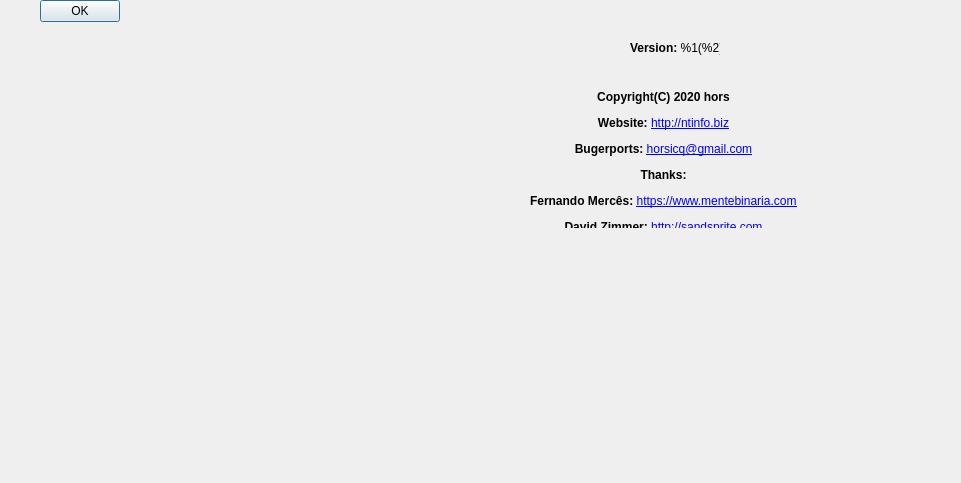
Before: the Qt Designer form gui_source/dialogabout.ui in horsicq/XAPKDetector, drawn with Qt 5.
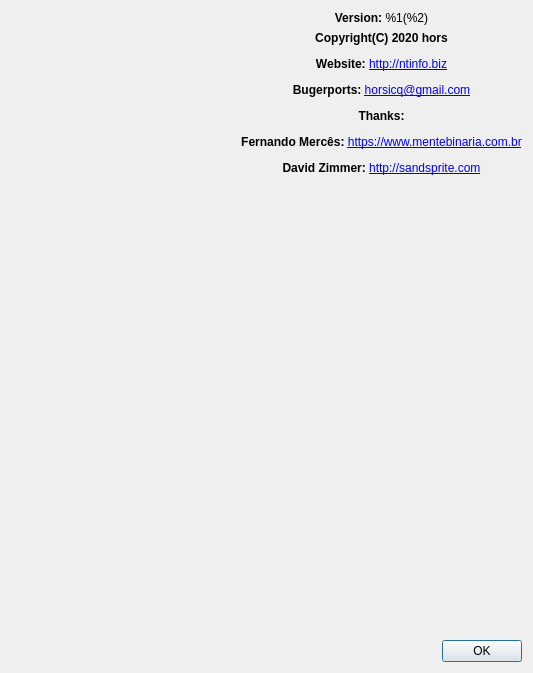
After: the same form once the commit is applied. Icons and pictures are not drawn.

```diff
--- a/gui_source/dialogabout.ui
+++ b/gui_source/dialogabout.ui
@@ -9,8 +9,8 @@
    <rect>
     <x>0</x>
     <y>0</y>
-    <width>961</width>
-    <height>483</height>
+    <width>533</width>
+    <height>673</height>
    </rect>
   </property>
   <property name="windowTitle">
@@ -19,67 +19,11 @@
   <property name="modal">
    <bool>true</bool>
   </property>
-  <widget class="QLabel" name="labelVersion">
-   <property name="geometry">
-    <rect>
-     <x>630</x>
-     <y>40</y>
-     <width>90</width>
-     <height>16</height>
-    </rect>
-   </property>
-   <property name="text">
-    <string>&lt;html&gt;&lt;head/&gt;&lt;body&gt;&lt;p align=&quot;center&quot;&gt;&lt;span style=&quot; font-weight:600;&quot;&gt;Version:&lt;/span&gt; %1(%2)&lt;/p&gt;&lt;/body&gt;&lt;/html&gt;</string>
-   </property>
-   <property name="textFormat">
-    <enum>Qt::AutoText</enum>
-   </property>
-  </widget>
-  <widget class="QLabel" name="labelInfo">
-   <property name="geometry">
-    <rect>
-     <x>530</x>
-     <y>90</y>
-     <width>267</width>
-     <height>138</height>
-    </rect>
-   </property>
-   <property name="text">
-    <string>&lt;html&gt;&lt;head/&gt;&lt;body&gt;&lt;p align=&quot;center&quot;&gt;&lt;span style=&quot; font-weight:600;&quot;&gt;Copyright(C) 2020 hors&lt;/span&gt;&lt;/p&gt;&lt;p align=&quot;center&quot;&gt;&lt;span style=&quot; font-weight:600;&quot;&gt;Website: &lt;/span&gt;&lt;a href=&quot;http://ntinfo.biz&quot;&gt;&lt;span style=&quot; text-decoration: underline; color:#0000ff;&quot;&gt;http://ntinfo.biz&lt;/span&gt;&lt;/a&gt;&lt;/p&gt;&lt;p align=&quot;center&quot;&gt;&lt;span style=&quot; font-weight:600;&quot;&gt;Bugerports: &lt;/span&gt;&lt;a href=&quot;mailto:horsicq@gmail.com&quot;&gt;&lt;span style=&quot; text-decoration: underline; color:#0000ff;&quot;&gt;horsicq@gmail.com&lt;/span&gt;&lt;/a&gt;&lt;/p&gt;&lt;p align=&quot;center&quot;&gt;&lt;span style=&quot; font-weight:600;&quot;&gt;Thanks:&lt;/span&gt;&lt;/p&gt;&lt;p align=&quot;center&quot;&gt;&lt;span style=&quot; font-weight:600;&quot;&gt;Fernando Mercês: &lt;/span&gt;&lt;a href=&quot;https://www.mentebinaria.com.br/&quot;&gt;&lt;span style=&quot; text-decoration: underline; color:#0000ff;&quot;&gt;https://www.mentebinaria.com.br&lt;/span&gt;&lt;/a&gt;&lt;/p&gt;&lt;p align=&quot;center&quot;&gt;&lt;span style=&quot; font-weight:600;&quot;&gt;David Zimmer: &lt;/span&gt;&lt;a href=&quot;http://sandsprite.com/&quot;&gt;&lt;span style=&quot; text-decoration: underline; color:#0000ff;&quot;&gt;http://sandsprite.com&lt;/span&gt;&lt;/a&gt;&lt;/p&gt;&lt;/body&gt;&lt;/html&gt;</string>
-   </property>
-   <property name="openExternalLinks">
-    <bool>true</bool>
-   </property>
-  </widget>
-  <widget class="QWidget" name="">
+  <layout class="QVBoxLayout" name="verticalLayout_2">
+   <item>
    <layout class="QHBoxLayout" name="horizontalLayout_2">
-    <item>
-     <spacer name="horizontalSpacer_2">
-      <property name="orientation">
-       <enum>Qt::Horizontal</enum>
-      </property>
-      <property name="sizeHint" stdset="0">
-       <size>
-        <width>13</width>
-        <height>20</height>
-       </size>
-      </property>
-     </spacer>
-    </item>
     <item>
      <widget class="QLabel" name="labelLogo">
-      <property name="minimumSize">
-       <size>
-        <width>314</width>
-        <height>177</height>
-       </size>
-      </property>
-      <property name="maximumSize">
-       <size>
-        <width>314</width>
-        <height>177</height>
-       </size>
-      </property>
       <property name="frameShape">
        <enum>QFrame::NoFrame</enum>
       </property>
@@ -98,21 +42,58 @@
      </widget>
     </item>
     <item>
-     <spacer name="horizontalSpacer_3">
+      <spacer name="horizontalSpacer_2">
       <property name="orientation">
        <enum>Qt::Horizontal</enum>
       </property>
       <property name="sizeHint" stdset="0">
        <size>
-        <width>28</width>
+         <width>40</width>
         <height>20</height>
        </size>
       </property>
      </spacer>
     </item>
-   </layout>
-  </widget>
-  <widget class="QWidget" name="">
+     <item>
+      <layout class="QVBoxLayout" name="verticalLayout">
+       <item>
+        <widget class="QLabel" name="labelVersion">
+         <property name="text">
+          <string>&lt;html&gt;&lt;head/&gt;&lt;body&gt;&lt;p align=&quot;center&quot;&gt;&lt;span style=&quot; font-weight:600;&quot;&gt;Version:&lt;/span&gt; %1(%2)&lt;/p&gt;&lt;/body&gt;&lt;/html&gt;</string>
+         </property>
+         <property name="textFormat">
+          <enum>Qt::AutoText</enum>
+         </property>
+        </widget>
+       </item>
+       <item>
+        <widget class="QLabel" name="labelInfo">
+         <property name="text">
+          <string>&lt;html&gt;&lt;head/&gt;&lt;body&gt;&lt;p align=&quot;center&quot;&gt;&lt;span style=&quot; font-weight:600;&quot;&gt;Copyright(C) 2020 hors&lt;/span&gt;&lt;/p&gt;&lt;p align=&quot;center&quot;&gt;&lt;span style=&quot; font-weight:600;&quot;&gt;Website: &lt;/span&gt;&lt;a href=&quot;http://ntinfo.biz&quot;&gt;&lt;span style=&quot; text-decoration: underline; color:#0000ff;&quot;&gt;http://ntinfo.biz&lt;/span&gt;&lt;/a&gt;&lt;/p&gt;&lt;p align=&quot;center&quot;&gt;&lt;span style=&quot; font-weight:600;&quot;&gt;Bugerports: &lt;/span&gt;&lt;a href=&quot;mailto:horsicq@gmail.com&quot;&gt;&lt;span style=&quot; text-decoration: underline; color:#0000ff;&quot;&gt;horsicq@gmail.com&lt;/span&gt;&lt;/a&gt;&lt;/p&gt;&lt;p align=&quot;center&quot;&gt;&lt;span style=&quot; font-weight:600;&quot;&gt;Thanks:&lt;/span&gt;&lt;/p&gt;&lt;p align=&quot;center&quot;&gt;&lt;span style=&quot; font-weight:600;&quot;&gt;Fernando Mercês: &lt;/span&gt;&lt;a href=&quot;https://www.mentebinaria.com.br/&quot;&gt;&lt;span style=&quot; text-decoration: underline; color:#0000ff;&quot;&gt;https://www.mentebinaria.com.br&lt;/span&gt;&lt;/a&gt;&lt;/p&gt;&lt;p align=&quot;center&quot;&gt;&lt;span style=&quot; font-weight:600;&quot;&gt;David Zimmer: &lt;/span&gt;&lt;a href=&quot;http://sandsprite.com/&quot;&gt;&lt;span style=&quot; text-decoration: underline; color:#0000ff;&quot;&gt;http://sandsprite.com&lt;/span&gt;&lt;/a&gt;&lt;/p&gt;&lt;/body&gt;&lt;/html&gt;</string>
+         </property>
+         <property name="openExternalLinks">
+          <bool>true</bool>
+         </property>
+        </widget>
+       </item>
+       <item>
+        <spacer name="verticalSpacer">
+         <property name="orientation">
+          <enum>Qt::Vertical</enum>
+         </property>
+         <property name="sizeHint" stdset="0">
+          <size>
+           <width>20</width>
+           <height>40</height>
+          </size>
+         </property>
+        </spacer>
+       </item>
+      </layout>
+     </item>
+    </layout>
+   </item>
+   <item>
    <layout class="QHBoxLayout" name="horizontalLayout">
     <item>
      <spacer name="horizontalSpacer">
@@ -135,7 +116,8 @@
      </widget>
     </item>
    </layout>
-  </widget>
+   </item>
+  </layout>
  </widget>
  <resources>
   <include location="resources.qrc"/>
```
Lines whose indentation alone changed are shown as unchanged.
